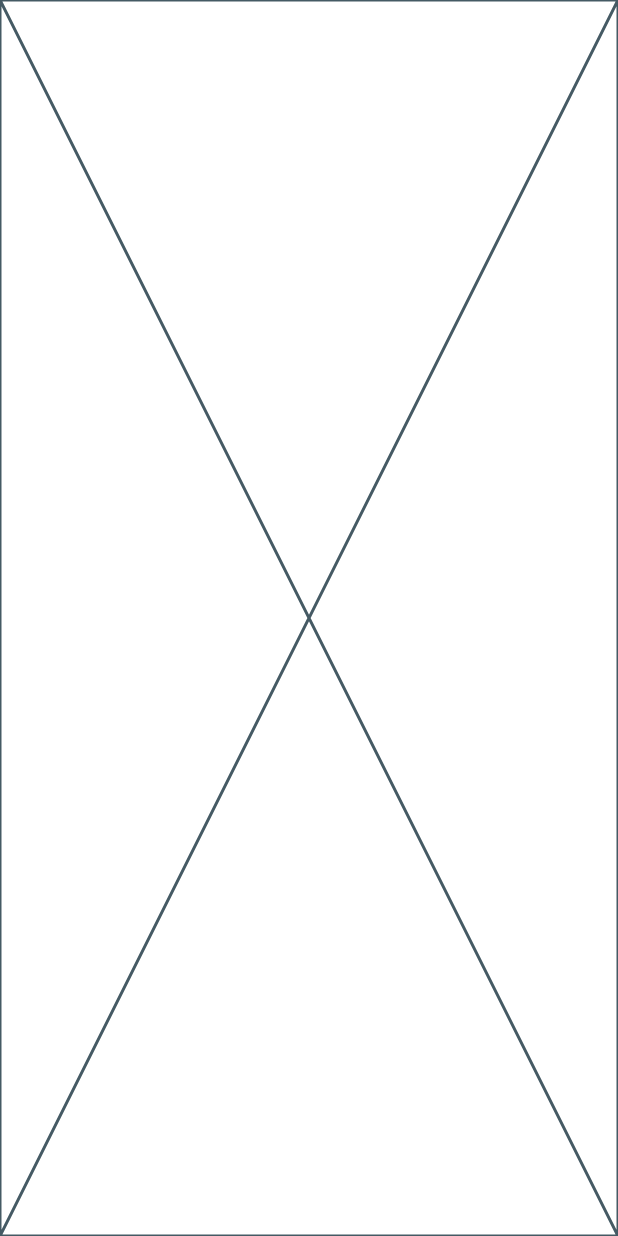
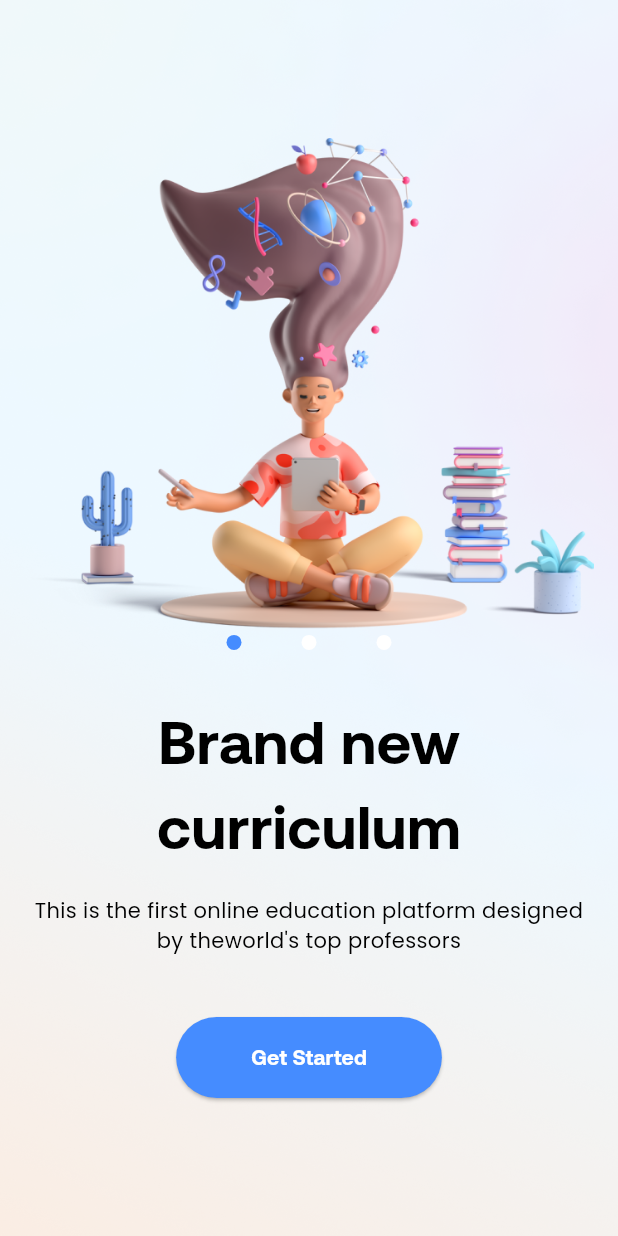
Before and after one commit to SushantP199/education_app, a Flutter app: the screen it shows after launch, on a phone screen of 412 x 824 dp. Run offline on Flutter 3.47's test engine with Material 3 defaults, Android fonts, the phone set to English and light mode, and no system bars; drawn by our look-alikes of smooth_page_indicator; our stand-ins replace bloc, dartz, equatable, flutter_bloc, get_it, lottie and 1 more.

Commit message:
OnBoarding Presentation Layer Views & Widgets Added

```diff
--- a/lib/core/services/router.dart
+++ b/lib/core/services/router.dart
@@ -1,12 +1,18 @@
 import 'package:education_app/core/common/views/page_under_construction.dart';
+import 'package:education_app/core/services/injection_container.dart';
+import 'package:education_app/src/on_boarding/presentation/cubit/on_boarding_cubit.dart';
 import 'package:education_app/src/on_boarding/presentation/views/on_boarding_screen.dart';
 import 'package:flutter/cupertino.dart';
+import 'package:flutter_bloc/flutter_bloc.dart';
 
 Route<dynamic> generateRoute(RouteSettings settings) {
   switch (settings.name) {
     case OnBoardingScreen.routeName:
       return _pageBuilder(
-        (_) => const OnBoardingScreen(),
+        (_) => BlocProvider<OnBoardingCubit>(
+          create: (_) => sl<OnBoardingCubit>(),
+          child: const OnBoardingScreen(),
+        ),
         settings: settings,
       );
     default:
--- a/lib/src/on_boarding/presentation/views/on_boarding_screen.dart
+++ b/lib/src/on_boarding/presentation/views/on_boarding_screen.dart
@@ -1,12 +1,87 @@
+import 'package:education_app/core/common/views/loading_view.dart';
+import 'package:education_app/core/common/widgets/gradient_background.dart';
+import 'package:education_app/core/res/colours.dart';
+import 'package:education_app/core/res/media_res.dart';
+import 'package:education_app/src/on_boarding/domain/entities/page_content.dart';
+import 'package:education_app/src/on_boarding/presentation/cubit/on_boarding_cubit.dart';
+import 'package:education_app/src/on_boarding/presentation/widgets/on_boarding_body.dart';
 import 'package:flutter/material.dart';
+import 'package:flutter_bloc/flutter_bloc.dart';
+import 'package:smooth_page_indicator/smooth_page_indicator.dart';
 
-class OnBoardingScreen extends StatelessWidget {
+class OnBoardingScreen extends StatefulWidget {
   const OnBoardingScreen({super.key});
 
   static const routeName = "/";
 
   @override
+  State<OnBoardingScreen> createState() => _OnBoardingScreenState();
+}
+
+class _OnBoardingScreenState extends State<OnBoardingScreen> {
+  final pageController = PageController();
+
+  @override
+  void initState() {
+    super.initState();
+    context.read<OnBoardingCubit>().checkIfUserIsFirstTimer();
+  }
+
+  @override
   Widget build(BuildContext context) {
-    return const Placeholder();
+    return Scaffold(
+      backgroundColor: Colors.white,
+      body: GradientBackground(
+        image: MediaRes.onBoardingBackground,
+        child: BlocConsumer<OnBoardingCubit, OnBoardingState>(
+          listener: (context, state) {
+            if (state is OnBoardingStatus && !state.isFirstTimer) {
+              Navigator.pushReplacementNamed(context, '/home');
+            } else if (state is UserCached) {
+              //TODO(User-Cached-Handler): Push to the appropriate screen
+            }
+          },
+          builder: (context, state) {
+            if (state is CachingFirstTimer ||
+                state is CheckingIfUserIsFirstTimer) {
+              return const LoadingView();
+            }
+            return Stack(
+              children: [
+                PageView(
+                  controller: pageController,
+                  children: const [
+                    OnBoardingBody(pageContent: PageContent.first()),
+                    OnBoardingBody(pageContent: PageContent.second()),
+                    OnBoardingBody(pageContent: PageContent.third()),
+                  ],
+                ),
+                Align(
+                  alignment: const Alignment(0, 0.04),
+                  child: SmoothPageIndicator(
+                    controller: pageController,
+                    count: 3,
+                    onDotClicked: (index) {
+                      pageController.animateToPage(
+                        index,
+                        duration: const Duration(milliseconds: 500),
+                        curve: Curves.easeInOut,
+                      );
+                    },
+                    effect: const WormEffect(
+                      dotHeight: 10,
+                      dotWidth: 10,
+                      spacing: 40,
+                      activeDotColor: Colours.primaryColour,
+                      dotColor: Colors.white,
+                    ),
+                  ),
+                )
+              ],
+            );
+          },
+        ),
+      ),
+    );
   }
 }
--- /dev/null
+++ b/lib/src/on_boarding/presentation/widgets/on_boarding_body.dart
@@ -0,0 +1,70 @@
+import 'package:education_app/core/extensions/context_extension.dart';
+import 'package:education_app/core/res/colours.dart';
+import 'package:education_app/core/res/fonts.dart';
+import 'package:education_app/src/on_boarding/domain/entities/page_content.dart';
+import 'package:education_app/src/on_boarding/presentation/cubit/on_boarding_cubit.dart';
+import 'package:flutter/material.dart';
+import 'package:flutter_bloc/flutter_bloc.dart';
+
+class OnBoardingBody extends StatelessWidget {
+  const OnBoardingBody({super.key, required this.pageContent});
+
+  final PageContent pageContent;
+
+  @override
+  Widget build(BuildContext context) {
+    return Column(
+      mainAxisAlignment: MainAxisAlignment.center,
+      children: [
+        Image.asset(
+          pageContent.image,
+          height: context.height * .4,
+        ),
+        SizedBox(height: context.height * .03),
+        Padding(
+          padding: const EdgeInsets.all(20).copyWith(bottom: 0),
+          child: Column(
+            children: [
+              Text(
+                pageContent.title,
+                textAlign: TextAlign.center,
+                style: const TextStyle(
+                  fontFamily: Fonts.aeonik,
+                  fontSize: 40,
+                  fontWeight: FontWeight.bold,
+                ),
+              ),
+              SizedBox(height: context.height * .02),
+              Text(
+                pageContent.description,
+                textAlign: TextAlign.center,
+                style: const TextStyle(fontSize: 14),
+              ),
+              SizedBox(height: context.height * .05),
+              ElevatedButton(
+                style: ElevatedButton.styleFrom(
+                  padding: const EdgeInsets.symmetric(
+                    horizontal: 50,
+                    vertical: 17,
+                  ),
+                  backgroundColor: Colours.primaryColour,
+                  foregroundColor: Colors.white,
+                ),
+                onPressed: () {
+                  context.read<OnBoardingCubit>().cacheFirstTimer();
+                },
+                child: const Text(
+                  'Get Started',
+                  style: TextStyle(
+                    fontFamily: Fonts.aeonik,
+                    fontWeight: FontWeight.bold,
+                  ),
+                ),
+              ),
+            ],
+          ),
+        ),
+      ],
+    );
+  }
+}
--- a/pubspec.yaml
+++ b/pubspec.yaml
@@ -31,7 +31,7 @@ dependencies:
   swipe_to: ^1.0.2
   url_launcher: ^6.1.12
   youtube_metadata: ^1.0.1
-  video_thumbnail: ^0.5.3
+#  video_thumbnail: ^0.5.3
 
 dev_dependencies:
   flutter_test:
```
Also changed, not shown: pubspec.lock, 3 other files.
